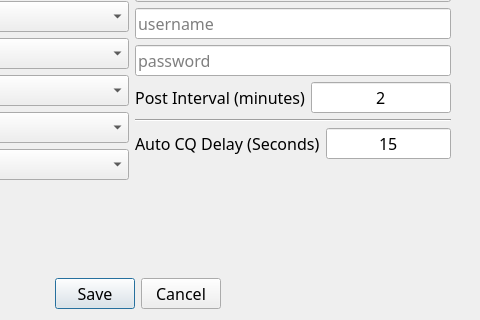
Above: not1mm/data/configuration.ui from mbridak/not1mm before the change; both pictures show x 204 to 684 and y 179 to 499 of the 684 by 499 pixel window. Below: the same form after it.
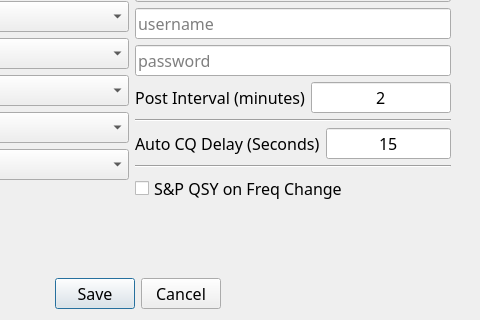
That is the form after the change. The open tabs and pages were chosen to show the change.

Diff of the .ui file:
```diff
--- a/not1mm/data/configuration.ui
+++ b/not1mm/data/configuration.ui
@@ -2307,6 +2307,20 @@
             </item>
            </layout>
           </item>
+          <item>
+           <widget class="Line" name="line_2">
+            <property name="orientation">
+             <enum>Qt::Horizontal</enum>
+            </property>
+           </widget>
+          </item>
+          <item>
+           <widget class="QCheckBox" name="qsy_on_change">
+            <property name="text">
+             <string>S&amp;&amp;P QSY on Freq Change</string>
+            </property>
+           </widget>
+          </item>
           <item>
            <spacer name="verticalSpacer_8">
             <property name="orientation">
```
Left out of the diff: 2 changed lines with no effect on the pictures.
